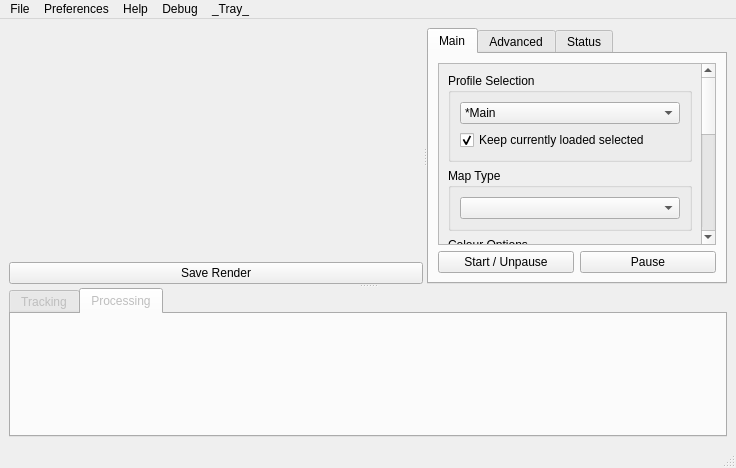
Qt form mousetracks2/ui/main.ui (huntfx/MouseTracks) before a commit.
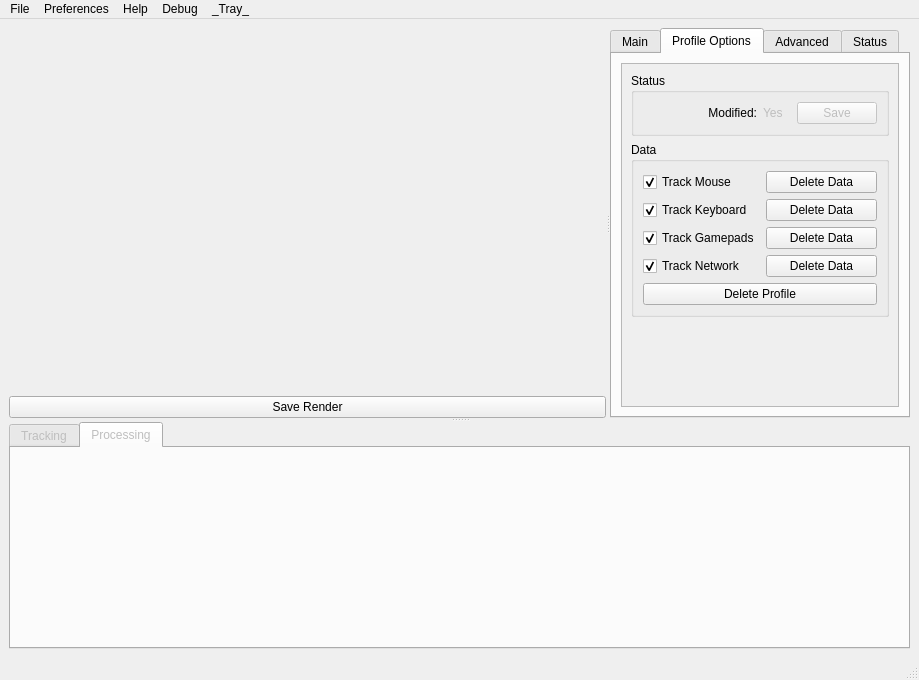
The same form after that commit. The open tabs and pages were chosen to show the change. Custom widgets are drawn as their Qt base class.

Commit message: Option to delete tracking data

```diff
--- a/mousetracks2/ui/main.ui
+++ b/mousetracks2/ui/main.ui
@@ -6,8 +6,8 @@
    <rect>
     <x>0</x>
     <y>0</y>
-    <width>736</width>
-    <height>468</height>
+    <width>919</width>
+    <height>680</height>
    </rect>
   </property>
   <property name="windowTitle">
@@ -399,6 +399,176 @@
           </item>
          </layout>
         </widget>
+        <widget class="QWidget" name="tab_profile_options">
+         <attribute name="title">
+          <string>Profile Options</string>
+         </attribute>
+         <layout class="QVBoxLayout" name="verticalLayout_15">
+          <item>
+           <widget class="QScrollArea" name="scrollArea_2">
+            <property name="widgetResizable">
+             <bool>true</bool>
+            </property>
+            <widget class="QWidget" name="scrollAreaWidgetContents_2">
+             <property name="geometry">
+              <rect>
+               <x>0</x>
+               <y>0</y>
+               <width>274</width>
+               <height>356</height>
+              </rect>
+             </property>
+             <layout class="QVBoxLayout" name="verticalLayout_13">
+              <item>
+               <widget class="QGroupBox" name="groupBox_7">
+                <property name="title">
+                 <string>Status</string>
+                </property>
+                <layout class="QGridLayout" name="gridLayout">
+                 <item row="1" column="1">
+                  <layout class="QHBoxLayout" name="horizontalLayout_6">
+                   <item>
+                    <widget class="QLabel" name="label_14">
+                     <property name="enabled">
+                      <bool>false</bool>
+                     </property>
+                     <property name="text">
+                      <string>Yes</string>
+                     </property>
+                    </widget>
+                   </item>
+                   <item>
+                    <widget class="QPushButton" name="pushButton_4">
+                     <property name="enabled">
+                      <bool>false</bool>
+                     </property>
+                     <property name="text">
+                      <string>Save</string>
+                     </property>
+                    </widget>
+                   </item>
+                  </layout>
+                 </item>
+                 <item row="1" column="0">
+                  <widget class="QLabel" name="label_13">
+                   <property name="text">
+                    <string>Modified:</string>
+                   </property>
+                   <property name="alignment">
+                    <set>Qt::AlignmentFlag::AlignRight|Qt::AlignmentFlag::AlignTrailing|Qt::AlignmentFlag::AlignVCenter</set>
+                   </property>
+                  </widget>
+                 </item>
+                </layout>
+               </widget>
+              </item>
+              <item>
+               <widget class="QGroupBox" name="groupBox_6">
+                <property name="title">
+                 <string>Data</string>
+                </property>
+                <layout class="QVBoxLayout" name="verticalLayout_11">
+                 <item>
+                  <layout class="QGridLayout" name="gridLayout_2">
+                   <item row="0" column="0">
+                    <widget class="QCheckBox" name="track_mouse">
+                     <property name="text">
+                      <string>Track Mouse</string>
+                     </property>
+                     <property name="checked">
+                      <bool>true</bool>
+                     </property>
+                    </widget>
+                   </item>
+                   <item row="0" column="1">
+                    <widget class="QPushButton" name="delete_mouse">
+                     <property name="text">
+                      <string>Delete Data</string>
+                     </property>
+                    </widget>
+                   </item>
+                   <item row="1" column="0">
+                    <widget class="QCheckBox" name="track_keyboard">
+                     <property name="text">
+                      <string>Track Keyboard</string>
+                     </property>
+                     <property name="checked">
+                      <bool>true</bool>
+                     </property>
+                    </widget>
+                   </item>
+                   <item row="1" column="1">
+                    <widget class="QPushButton" name="delete_keyboard">
+                     <property name="text">
+                      <string>Delete Data</string>
+                     </property>
+                    </widget>
+                   </item>
+                   <item row="2" column="0">
+                    <widget class="QCheckBox" name="track_gamepad">
+                     <property name="text">
+                      <string>Track Gamepads</string>
+                     </property>
+                     <property name="checked">
+                      <bool>true</bool>
+                     </property>
+                    </widget>
+                   </item>
+                   <item row="2" column="1">
+                    <widget class="QPushButton" name="delete_gamepad">
+                     <property name="text">
+                      <string>Delete Data</string>
+                     </property>
+                    </widget>
+                   </item>
+                   <item row="3" column="0">
+                    <widget class="QCheckBox" name="track_network">
+                     <property name="text">
+                      <string>Track Network</string>
+                     </property>
+                     <property name="checked">
+                      <bool>true</bool>
+                     </property>
+                    </widget>
+                   </item>
+                   <item row="3" column="1">
+                    <widget class="QPushButton" name="delete_network">
+                     <property name="text">
+                      <string>Delete Data</string>
+                     </property>
+                    </widget>
+                   </item>
+                  </layout>
+                 </item>
+                 <item>
+                  <widget class="QPushButton" name="delete_profile">
+                   <property name="text">
+                    <string>Delete Profile</string>
+                   </property>
+                  </widget>
+                 </item>
+                </layout>
+               </widget>
+              </item>
+              <item>
+               <spacer name="verticalSpacer_4">
+                <property name="orientation">
+                 <enum>Qt::Orientation::Vertical</enum>
+                </property>
+                <property name="sizeHint" stdset="0">
+                 <size>
+                  <width>20</width>
+                  <height>40</height>
+                 </size>
+                </property>
+               </spacer>
+              </item>
+             </layout>
+            </widget>
+           </widget>
+          </item>
+         </layout>
+        </widget>
         <widget class="QWidget" name="tab_3">
          <attribute name="title">
           <string>Advanced</string>
@@ -1000,7 +1170,7 @@
     <rect>
      <x>0</x>
      <y>0</y>
-     <width>736</width>
+     <width>919</width>
      <height>22</height>
     </rect>
    </property>
```
Left out of the diff: 66 changed lines with no effect on the pictures. The commit also changes 5 other files.
